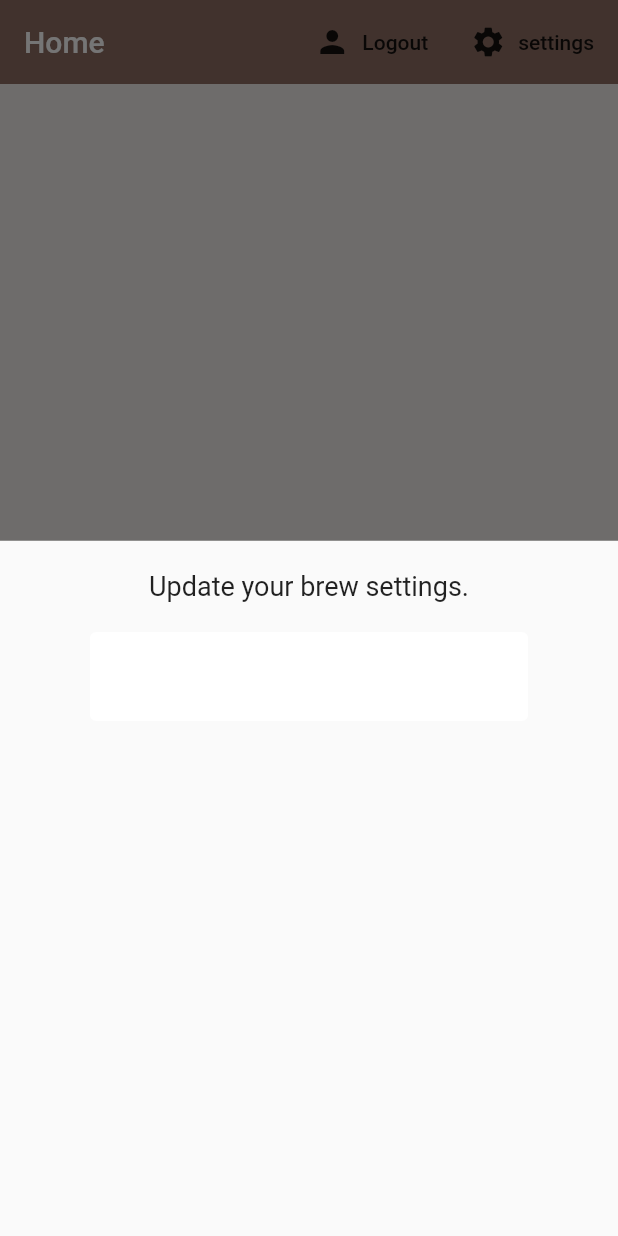
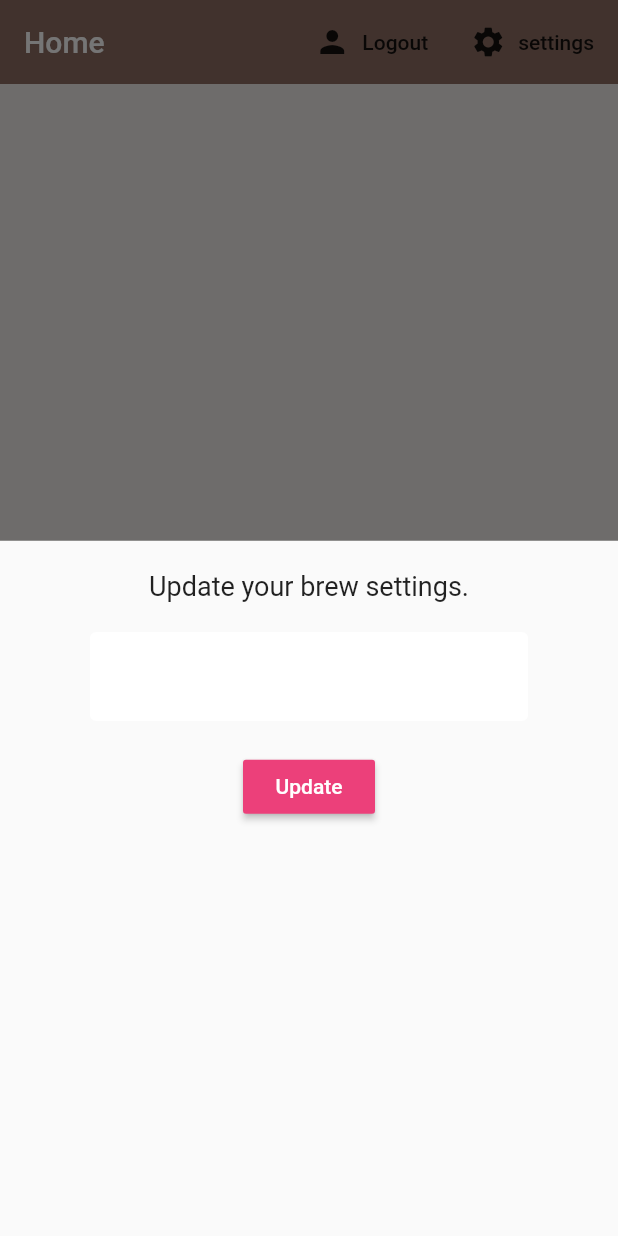
Before and after one commit to anantcodes/Coffee, a Flutter app: the screen it shows once a user with an empty profile is signed in, after a tap on "settings", on a phone screen of 412 x 824 dp. Run offline on Flutter 3.47's test engine with Material 2 defaults, Android fonts, the phone set to English and light mode, and no system bars; our stand-ins replace cloud_firestore, firebase_auth, flutter_spinkit; accounts and stored records are empty.

Commit message:
initial commit message

```diff
--- a/lib/settings_form.dart
+++ b/lib/settings_form.dart
@@ -34,6 +34,24 @@ class _SettingsFormState extends State<SettingsForm> {
             validator: (val) => val.isEmpty ? 'Please enter a name' : null,
             onChanged: (val) => setState(() => _currentName = val),
           ),
+
+          SizedBox(height: 20.0,),
+          //dropdown
+          //slider
+
+          RaisedButton(
+              color: Colors.pink[400],
+              child: Text(
+                'Update',
+                style: TextStyle(color: Colors.white),
+              ),
+              onPressed: () async {
+                print(_currentName);
+                print(_currentSugars);
+                print(_currentStrength);
+              }
+          ),
+
         ],
       ),
     );
```
